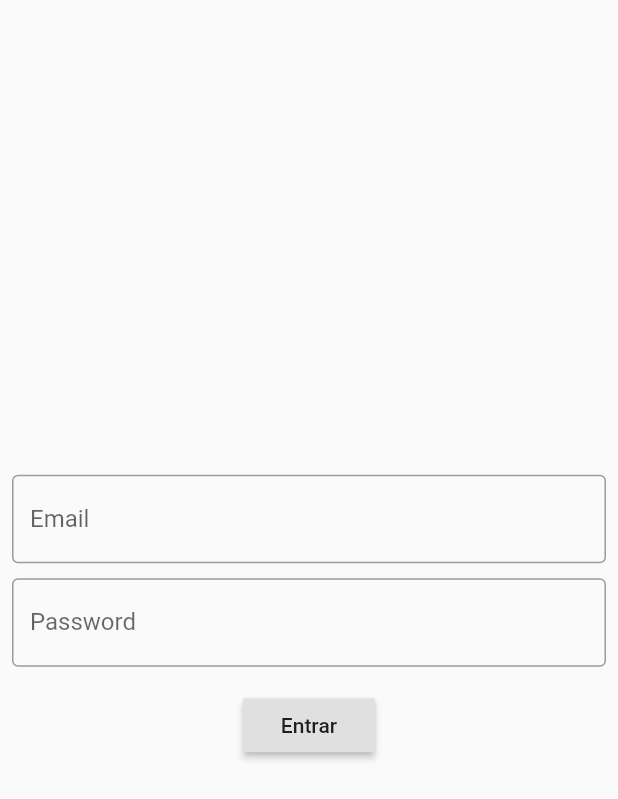
After one commit to OliveiraGusta/Flutter-Studies, a Flutter app: the screen it shows after launch, after a tap on "Entrar", on a phone screen of 412 x 824 dp. The commit adds this screen. Shown: the top 799 px of the screen. Run offline on Flutter 3.47's test engine with Material 2 defaults, Android fonts, the phone set to English and light mode, and no system bars.

Commit message:
Login Page

```diff
--- a/hello_flutter/lib/app_widget.dart
+++ b/hello_flutter/lib/app_widget.dart
@@ -2,6 +2,7 @@ import 'package:flutter/material.dart';
 
 import 'app_controller.dart';
 import 'home_page.dart';
+import 'login_page.dart';
 
 class AppWidget extends StatelessWidget {
   final String title;
@@ -19,7 +20,7 @@ class AppWidget extends StatelessWidget {
               brightness: AppController.instance.isDartTheme
                   ? Brightness.dark
                   : Brightness.light),
-          home: HomePage(),
+          home: Login_Page(),
         );
       },
     );
--- /dev/null
+++ b/hello_flutter/lib/login_page.dart
@@ -0,0 +1,65 @@
+import 'package:flutter/cupertino.dart';
+import 'package:flutter/material.dart';
+
+class Login_Page extends StatefulWidget {
+  @override
+  State<Login_Page> createState() => _Login_PageState();
+}
+
+class _Login_PageState extends State<Login_Page> {
+  String email = '';
+  String password = '';
+
+  @override
+  Widget build(BuildContext context) {
+    return Scaffold(
+      body: SingleChildScrollView(
+        child: SizedBox(
+          width: MediaQuery.of(context).size.width,
+          height: MediaQuery.of(context).size.height,
+          child: Padding(
+            padding: const EdgeInsets.all(8.0),
+            child: Column(
+              mainAxisAlignment: MainAxisAlignment.center,
+              children: [
+                TextField(
+                  onChanged: (text) {
+                    email = text;
+                  },
+                  keyboardType: TextInputType.emailAddress,
+                  decoration: InputDecoration(
+                    labelText: 'Email',
+                    border: OutlineInputBorder(),
+                  ),
+                ),
+                Container(height: 10),
+                TextField(
+                  onChanged: (text) {
+                    password = text;
+                  },
+                  obscureText: true,
+                  decoration: InputDecoration(
+                    labelText: 'Password',
+                    border: OutlineInputBorder(),
+                  ),
+                ),
+                Container(height: 15),
+                RaisedButton(
+                    onPressed: () {
+                      if (email == 'gustavo@etec.com' && password == '123g') {
+                        print('Entrou');
+                      } else {
+                        print('login invalido');
+                      }
+                    },
+                    child: Text('Entrar'))
+              ],
+            ),
+          ),
+        ),
+      ),
+    );
+  }
+}
+
+class RaiseButton {}
```
